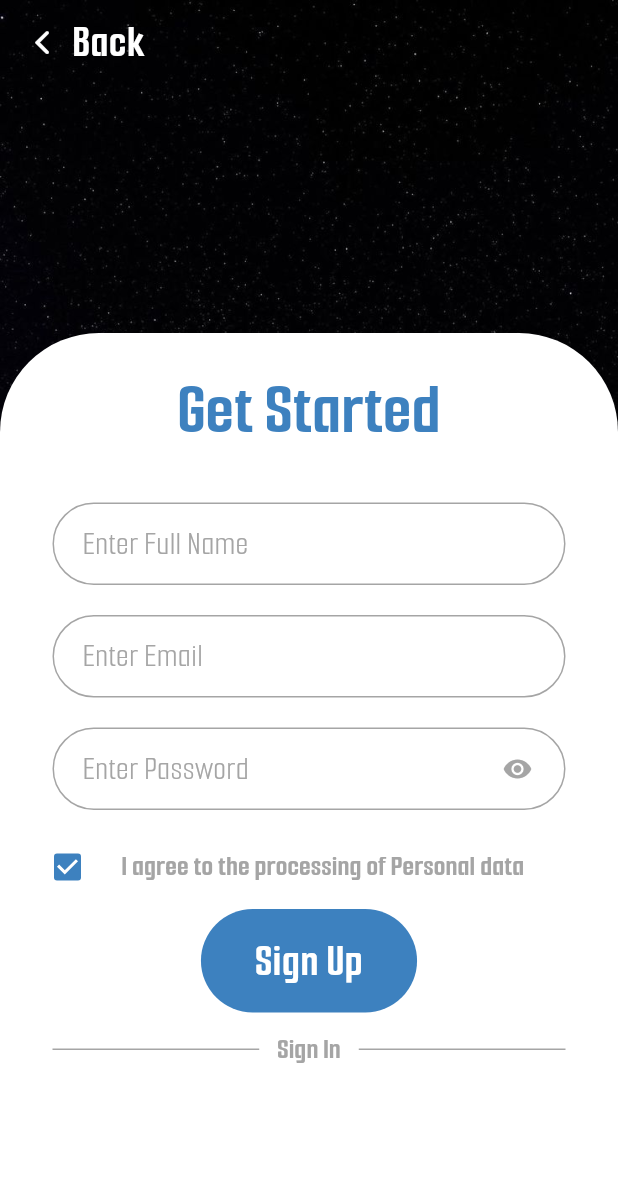
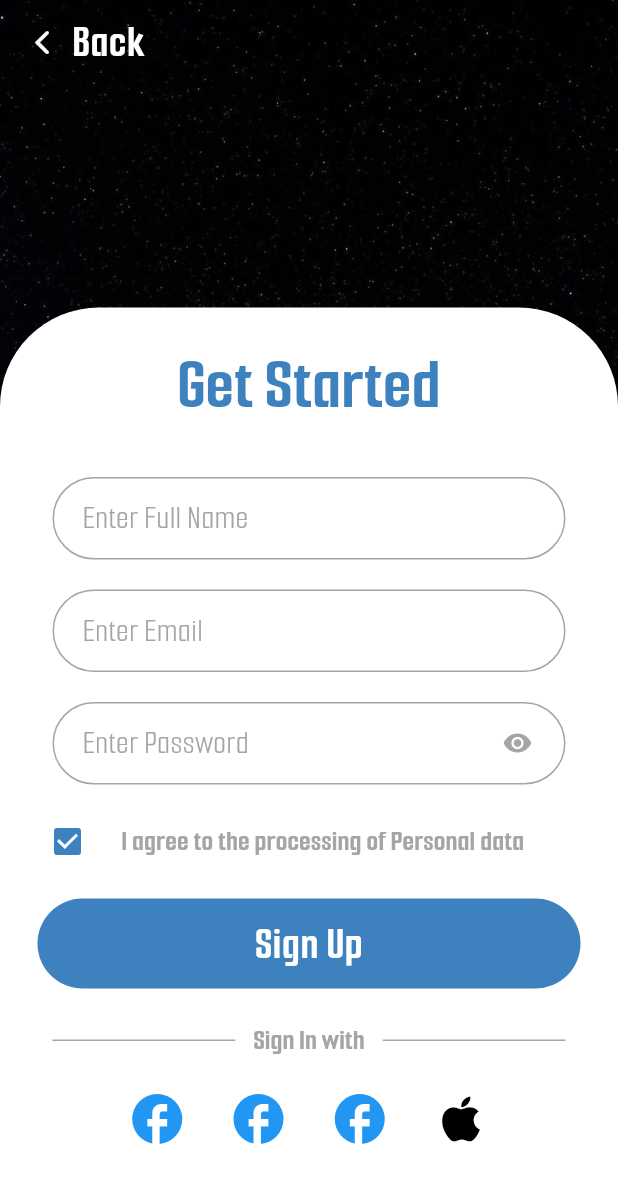
Before and after one commit to CodeByQafar/flutter_clean_arch_firebase_user_authentication, a Flutter app: the screen it shows after launch, on a phone screen of 412 x 824 dp. Shown: the top 1183 px of the screen. Run offline on Flutter 3.47's test engine with Material 3 defaults, Android fonts, the light colour scheme and no system bars; our stand-ins replace easy_localization.

Commit message:
18.08.2025

```diff
--- /dev/null
+++ b/lib/src/core/utility/box_constraints.dart
@@ -0,0 +1,8 @@
+import 'package:flutter/material.dart';
+
+class BoxConstraintses {
+//sign view widgets
+
+static BoxConstraints expandSignButton = BoxConstraints.expand(height: 60,width: 1000);
+
+}
--- a/lib/src/core/utility/padding.dart
+++ b/lib/src/core/utility/padding.dart
@@ -26,4 +26,6 @@ class Paddings {
   );
   static final EdgeInsets textFieldIconPadding = EdgeInsets.only(right: 8.0);
   static final EdgeInsets checkboxListTilePadding = EdgeInsets.symmetric(horizontal: 25.0);
+  static final EdgeInsets expandSignButtonPadding =  EdgeInsets.symmetric(  horizontal: 25.0,
+    vertical: 10.0,);
 }
--- a/lib/src/feature/auth/screens/signup_view.dart
+++ b/lib/src/feature/auth/screens/signup_view.dart
@@ -14,9 +14,19 @@ import '../widgets/text_fields/password_text_field.dart';
 import '../widgets/text_fields/text_field.dart';
 import '../widgets/texts/sign_title.dart';
 
-class SignupView extends StatelessWidget {
+class SignupView extends StatefulWidget {
   const SignupView({super.key});
 
+  @override
+  State<SignupView> createState() => _SignupViewState();
+}
+
+class _SignupViewState extends State<SignupView> {
+  @override
+  void didChangeDependencies() {
+    // TODO: implement didChangeDependencies
+    super.didChangeDependencies();
+  }
   @override
   Widget build(BuildContext context) {
     return Scaffold(
@@ -31,20 +41,14 @@ class SignupView extends StatelessWidget {
         child: Column(
           children: [
             const Spacer(),
-            Stack(
-              children: [
-                AnimatedPositioned(
-                  duration: Durations.long,
-                  curve: Curves.easeInOutExpo,
-
-                  child: Container(
-                    // duration: Durations.long,
+            Container(
               width: MediaQuery.of(context).size.width,
               decoration: BoxDecoration(
                 color: Colors.white,
                 borderRadius: BorderRadiuses.backgroundContainerRadius,
               ),
               child: Column(
+                mainAxisSize: MainAxisSize.max,
               children: [
                 SignTitleText(text: Language.signUpTitle),
                 Form(
@@ -74,21 +78,31 @@ class SignupView extends StatelessWidget {
 
                         },
                       ),
-                            DividerText(text: Language.signInButton),
-                            SizedBox(height: 100),
+                      DividerText(text: Language.signInWith),
+                     ConstrainedBox(
+                       constraints: BoxConstraints(
+                         maxWidth: 270,
+                       ),
+                       child: Row(
+                        mainAxisAlignment: MainAxisAlignment.spaceAround,
+                        children: [
+                          IconButton(onPressed: (){}, icon: Icon(Icons.facebook, color: Colors.blue,size: 40,)),
+                          IconButton(onPressed: (){}, icon: Icon(Icons.facebook, color: Colors.blue,size: 40,)),
+                          IconButton(onPressed: (){}, icon: Icon(Icons.facebook, color: Colors.blue,size: 40,)),
+                          IconButton(onPressed: (){}, icon: Icon(Icons.apple, color: Colors.black,size: 40,)),
+                        ],
+                       ),
+                     ),
+                      SizedBox(height: 50),
                     ],
                   ),
                 ),
               ],
-
             ),
-                                ),
-                ),],
           ),
           ],
         ),
       ),
     );
   }
-
 }
--- a/lib/src/feature/auth/widgets/buttons/sign_button.dart
+++ b/lib/src/feature/auth/widgets/buttons/sign_button.dart
@@ -1,4 +1,7 @@
 import 'package:flutter/material.dart';
+
+import '../../../../core/utility/box_constraints.dart';
+import '../../../../core/utility/padding.dart';
 
 class SignButton extends StatelessWidget {
   const SignButton({super.key, required this.message, required this.onPressed});
@@ -6,15 +9,19 @@ class SignButton extends StatelessWidget {
   final String message;
   @override
   Widget build(BuildContext context) {
-    return FilledButton(
+    return Padding(
+      padding: Paddings.expandSignButtonPadding,
+      child: ConstrainedBox(
+        constraints: BoxConstraintses.expandSignButton,
+        child: FilledButton(
+
           onPressed: onPressed,
           style: FilledButton.styleFrom(
             elevation: 0.0,
             backgroundColor: Theme.of(context).primaryColor,
           ),
-      child: Padding(
-        padding: const EdgeInsets.all(12.0),
           child: Text(message, style: Theme.of(context).textTheme.bodyLarge),
+        ),
       ),
     );
   }
--- a/pubspec.yaml
+++ b/pubspec.yaml
@@ -40,9 +40,9 @@ flutter:
   uses-material-design: true
   assets:
     - assets/images/
-    - assets/icons/
+    # - assets/icons/
     - assets/fonts/
-    - assets/languages/
+    # - assets/languages/
 
   fonts:
 
```
Also changed, not shown: pubspec.lock, 1 other file. Lines whose indentation alone changed are shown as unchanged.
